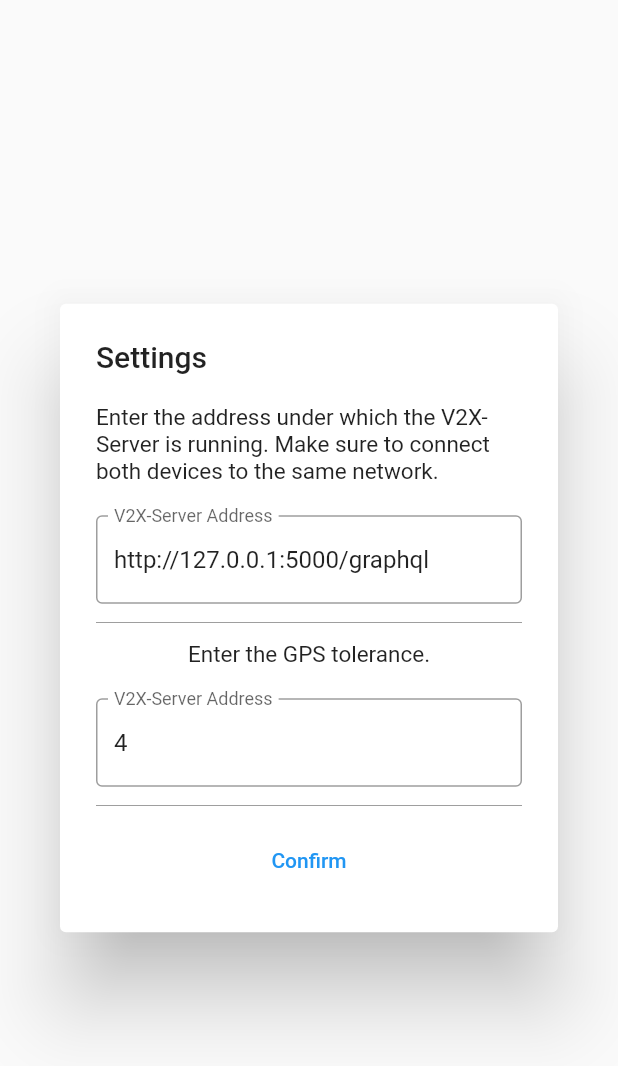
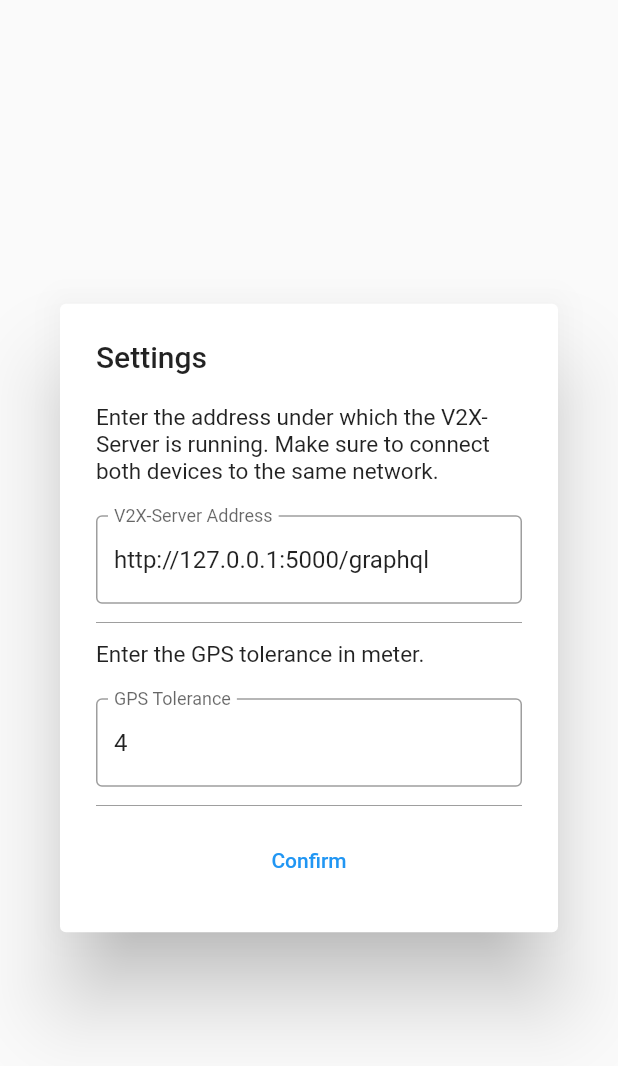
Before and after one commit to sbublie/v2x-pilot, a Flutter app: the SettingsDialog widget shown alone on an empty page, opened directly, on a phone screen of 412 x 824 dp. Shown: the top 1066 px of the screen. Run offline on Flutter 3.47's test engine with Material 2 defaults, Android fonts, the phone set to English and light mode, and no system bars; our stand-ins replace floating_bottom_navigation_bar, google_maps_flutter, graphql_flutter, latlong2, location, shared_preferences; missing offline and left inert: maps_toolkit; accounts and stored records are empty; network calls fail.

Commit message:
Improve layout of settings dialog

```diff
--- a/lib/ui/dialogs.dart
+++ b/lib/ui/dialogs.dart
@@ -74,7 +74,9 @@ class _SettingsDialogState extends State<SettingsDialog> {
     int gpsTolerance = context.read<AppSettings>().gpsTolerance;
     return AlertDialog(
       title: const Text('Settings'),
-      content: Container(
+      content: SingleChildScrollView(
+        scrollDirection: Axis.vertical,
+        child: Container(
           constraints: const BoxConstraints(maxWidth: 500),
           child: Column(
             mainAxisSize: MainAxisSize.min,
@@ -100,9 +102,12 @@ class _SettingsDialogState extends State<SettingsDialog> {
                 height: 25,
                 color: Colors.grey,
               ),
-            const Text(
-              "Enter the GPS tolerance.",
+              Align(
+                alignment: Alignment.centerLeft,
+                child: const Text(
+                  "Enter the GPS tolerance in meter.",
                   style: TextStyle(fontSize: 15),
+                ),
               ),
               const SizedBox(
                 height: 20,
@@ -115,7 +120,7 @@ class _SettingsDialogState extends State<SettingsDialog> {
                   },
                   decoration: const InputDecoration(
                     border: OutlineInputBorder(),
-                  labelText: 'V2X-Server Address',
+                    labelText: 'GPS Tolerance',
                   )),
               const Divider(
                 height: 25,
@@ -130,6 +135,7 @@ class _SettingsDialogState extends State<SettingsDialog> {
                 },
               ),
             ],
+          ),
         ),
       ),
     );
@@ -158,7 +164,7 @@ class _SignalGroupDialogState extends State<SignalGroupDialog> {
         children: [
           Text(
             "Signal Group " + widget.signalGroup['id'].toString(),
-            style: TextStyle(fontSize: 20),
+            style: const TextStyle(fontSize: 20),
           ),
           const SizedBox(
             height: 8,
```
Lines whose indentation alone changed are shown as unchanged.
